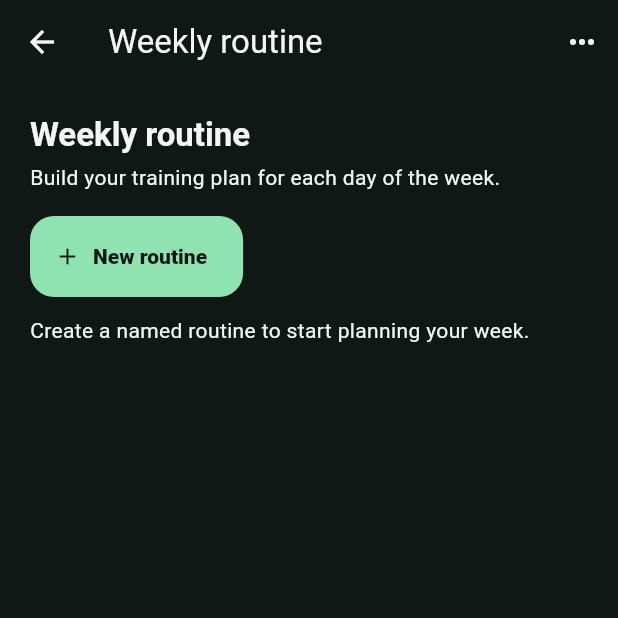
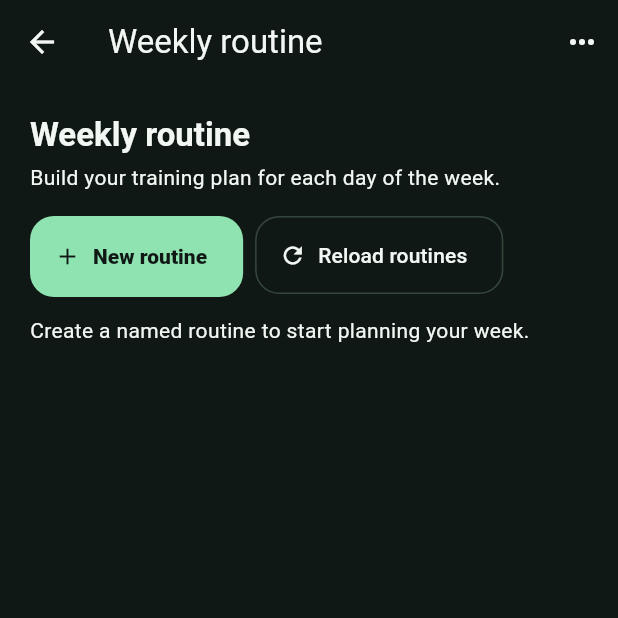
Before and after one commit to X11pro/Myfit, a Flutter app: the WeeklyWorkoutRoutineScreen screen opened by its route, on a phone screen of 412 x 824 dp, the top half of it. Run offline on Flutter 3.47's test engine with Material 3 defaults, Android fonts, the phone set to English and light mode, and no system bars; our stand-ins replace audioplayers, flutter_riverpod, go_router, image_picker, shared_preferences, supabase_flutter and 1 more; missing offline and left inert: mobile_scanner; accounts and stored records are empty.

Commit message:
Add manual routine refresh action

```diff
--- a/mobile/fitness_app/lib/features/workout/application/weekly_workout_routine_controller.dart
+++ b/mobile/fitness_app/lib/features/workout/application/weekly_workout_routine_controller.dart
@@ -105,6 +105,11 @@ class WeeklyWorkoutRoutineNotifier extends Notifier<WorkoutRoutineLibrary> {
     await _persistAndSync();
   }
 
+  Future<void> refreshFromRemote() async {
+    _remoteUserId = null;
+    await _rehydrateRemote();
+  }
+
   Future<void> _loadLocal() async {
     final prefs = await SharedPreferences.getInstance();
     final rawRoutine = prefs.getString(_storageKey);
--- a/mobile/fitness_app/lib/features/workout/presentation/weekly_workout_routine_screen.dart
+++ b/mobile/fitness_app/lib/features/workout/presentation/weekly_workout_routine_screen.dart
@@ -32,10 +32,24 @@ class WeeklyWorkoutRoutineScreen extends ConsumerWidget {
               subtitle: strings.weeklyRoutineSubtitle,
             ),
             const SizedBox(height: 16),
-            FilledButton.icon(
-              onPressed: () => _createRoutine(context, ref, strings),
-              icon: const Icon(Icons.add),
-              label: Text(strings.newRoutineButton),
+            Wrap(
+              spacing: 8,
+              runSpacing: 8,
+              children: [
+                FilledButton.icon(
+                  onPressed: () => _createRoutine(context, ref, strings),
+                  icon: const Icon(Icons.add),
+                  label: Text(strings.newRoutineButton),
+                ),
+                OutlinedButton.icon(
+                  key: const Key('reload-routines-button'),
+                  onPressed: () => ref
+                      .read(weeklyWorkoutRoutineProvider.notifier)
+                      .refreshFromRemote(),
+                  icon: const Icon(Icons.refresh_outlined),
+                  label: Text(strings.reloadRoutinesButton),
+                ),
+              ],
             ),
             const SizedBox(height: 12),
             if (routine == null)
--- a/mobile/fitness_app/lib/shared/app_language.dart
+++ b/mobile/fitness_app/lib/shared/app_language.dart
@@ -300,6 +300,9 @@ class AppStrings {
 
   String get editWeeklyRoutineButton =>
       isEnglish ? 'Edit weekly routine' : 'Editar rutina semanal';
+
+  String get reloadRoutinesButton =>
+      isEnglish ? 'Reload routines' : 'Actualizar rutinas';
 
   String loadRoutineForDay(String day) =>
       isEnglish ? 'Load $day routine' : 'Cargar rutina de $day';
```
Also changed, not shown: mobile/fitness_app/lib/features/workout/presentation/manual_workout_screen.dart (+10 -6 lines), 1 other file.
